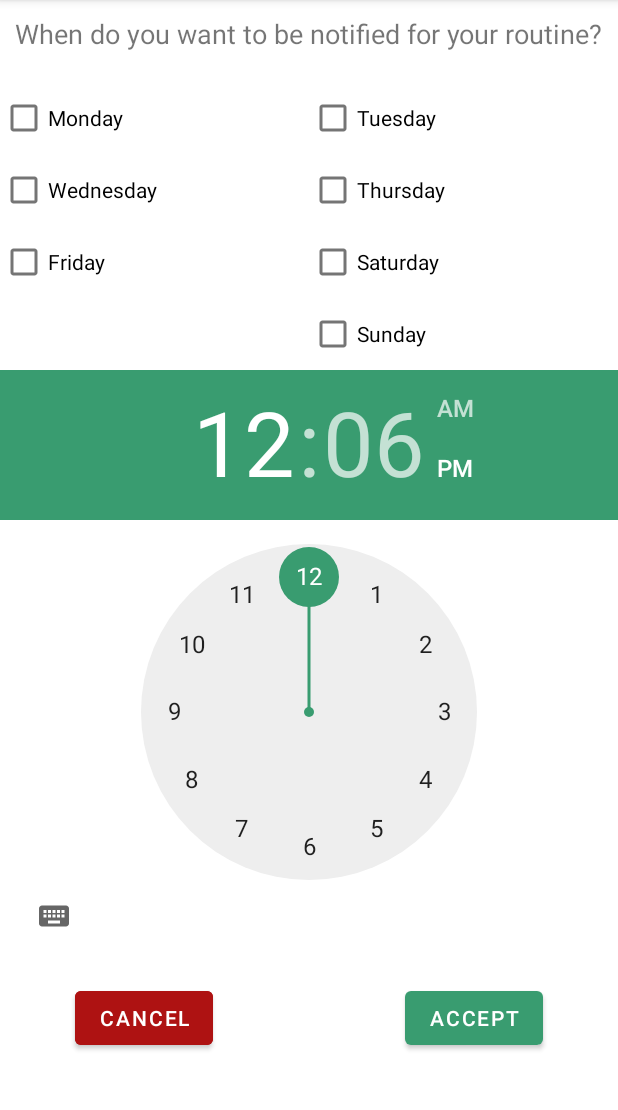
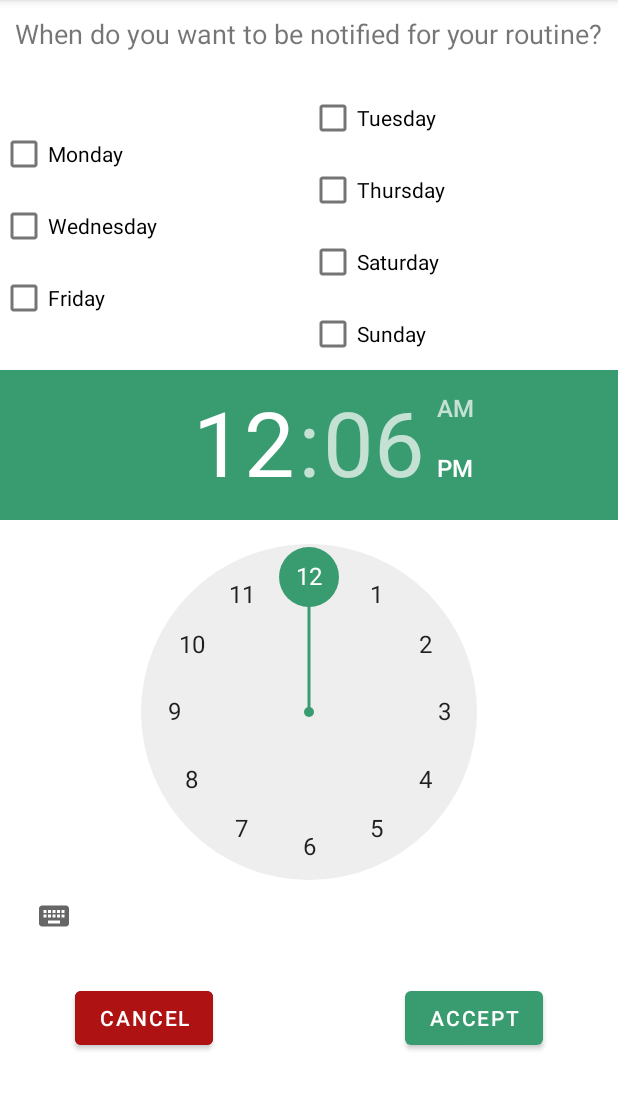
Before and after one commit to JuanOriana/fithub-mobile, an Android app: the NotificationActivity screen opened directly, with no data from a screen before it, on a phone screen of 412 x 824 dp, the part 84-1194 px from its top. Run offline under Robolectric (Android 15) with nearby library versions, the phone set to English and light mode, and no system bars; network calls fail.

Commit message:
Notif fixed (GET REPEATING NOW)

```diff
--- a/app/src/main/java/com/example/fithub_mobile/NotificationActivity.java
+++ b/app/src/main/java/com/example/fithub_mobile/NotificationActivity.java
@@ -51,22 +51,25 @@ public class NotificationActivity extends AppCompatActivity {
         Button acceptBtn = findViewById(R.id.accept_btn);
         TimePicker tp = findViewById(R.id.notif_tp);
         days = new CheckBox[7];
-        days[0] = findViewById(R.id.checkBox_mon);
-        days[1] = findViewById(R.id.checkBox_tue);
-        days[2] = findViewById(R.id.checkBox_wed);
-        days[3] = findViewById(R.id.checkBox_thu);
-        days[4] = findViewById(R.id.checkBox_fri);
-        days[5] = findViewById(R.id.checkBox_sat);
-        days[6] = findViewById(R.id.checkBox_sun);
+        days[0] = findViewById(R.id.checkBox_sun);
+        days[1] = findViewById(R.id.checkBox_mon);
+        days[2] = findViewById(R.id.checkBox_tue);
+        days[3] = findViewById(R.id.checkBox_wed);
+        days[4] = findViewById(R.id.checkBox_thu);
+        days[5] = findViewById(R.id.checkBox_fri);
+        days[6] = findViewById(R.id.checkBox_sat);
+
 
         acceptBtn.setOnClickListener(v->{
             Calendar calendar = Calendar.getInstance();
             AlarmManager alarmManager = (AlarmManager) getSystemService(ALARM_SERVICE);
 
-            for (int i = 0; i < 7; i ++){
+            for (int i = 0; i < 7; i++){
                 if (days[i].isChecked()){
                     calendar.setTimeInMillis(System.currentTimeMillis());
-                    calendar.set(Calendar.DAY_OF_WEEK,i+1);
+                    int today = calendar.get(Calendar.DAY_OF_WEEK);
+                    int diff = (7 + (i+1) - today ) % 7;
+                    calendar.add(Calendar.DATE,diff);
                     calendar.set(Calendar.HOUR_OF_DAY, tp.getHour());
                     calendar.set(Calendar.MINUTE, tp.getMinute());
                     Intent pending = new Intent( this, NotifyHandlerReceiver.class );
@@ -77,8 +80,7 @@ public class NotificationActivity extends AppCompatActivity {
                             42+i,
                             pending,
                             0);
-                    alarmManager.setRepeating(AlarmManager.RTC_WAKEUP, calendar.getTimeInMillis(),
-                            AlarmManager.INTERVAL_DAY * 7, pendingNotifyIntent);
+                    alarmManager.set(AlarmManager.RTC_WAKEUP, calendar.getTimeInMillis(), pendingNotifyIntent);
                 }
             }
 
--- a/app/src/main/java/com/example/fithub_mobile/NotifyHandlerReceiver.java
+++ b/app/src/main/java/com/example/fithub_mobile/NotifyHandlerReceiver.java
@@ -39,8 +39,8 @@ public class NotifyHandlerReceiver extends BroadcastReceiver {
                 .setSmallIcon(R.drawable.fav_full)
                 .setAutoCancel(true)
                 .setContentIntent(resultPendingIntent);
-        NotificationManager managerCompat  = (NotificationManager)context.getSystemService(Context. NOTIFICATION_SERVICE );
-        managerCompat.notify(id,builder.build());
+        NotificationManager managerCompat  = (NotificationManager)context.getSystemService(Context.NOTIFICATION_SERVICE );
+        managerCompat.notify(42,builder.build());
 
     }
 }
--- a/app/src/main/java/com/example/fithub_mobile/excercise/LastlyExecutedCard.java
+++ b/app/src/main/java/com/example/fithub_mobile/excercise/LastlyExecutedCard.java
@@ -25,6 +25,7 @@ public class LastlyExecutedCard extends MaterialCardView {
             Intent i = new Intent(Intent.ACTION_VIEW);
             i.setData(Uri.parse("http://fithub.com/routine?id=" + id));
             i.setPackage("com.example.fithub_mobile");
+            i.setFlags(Intent.FLAG_ACTIVITY_NEW_TASK | Intent.FLAG_ACTIVITY_CLEAR_TASK);
             getContext().startActivity(i);
         });
     }
--- a/app/src/main/res/layout/activity_notif.xml
+++ b/app/src/main/res/layout/activity_notif.xml
@@ -4,23 +4,21 @@
     xmlns:tools="http://schemas.android.com/tools"
     android:layout_width="fill_parent"
     android:layout_height="fill_parent"
-    android:gravity="center"
     android:orientation="vertical">
     <androidx.constraintlayout.widget.ConstraintLayout
         android:id="@+id/linearLayout1"
         android:layout_width="fill_parent"
         android:layout_height="wrap_content"
-        android:gravity="center"
         android:orientation="vertical" >
 
         <TextView
             android:id="@+id/current_title"
             android:layout_width="wrap_content"
             android:layout_height="wrap_content"
-            android:layout_marginStart="10dp"
             android:layout_marginTop="10dp"
+            android:text="@string/when_do_you_want_to_be_notified_for_your_routine"
             android:textSize="18sp"
-            android:text="@string/when_do_you_want_to_be_notified_for_your_routine"
+            app:layout_constraintEnd_toEndOf="parent"
             app:layout_constraintStart_toStartOf="parent"
             app:layout_constraintTop_toTopOf="parent" />
 
@@ -37,11 +35,13 @@
 
         <LinearLayout
             android:id="@+id/linearLayout2"
-            android:layout_width="match_parent"
+            android:layout_width="0dp"
             android:layout_height="wrap_content"
             android:layout_marginTop="20dp"
             android:orientation="horizontal"
-            app:layout_constraintStart_toStartOf="@id/current_title"
+            android:gravity="center"
+            app:layout_constraintEnd_toEndOf="parent"
+            app:layout_constraintStart_toStartOf="parent"
             app:layout_constraintTop_toBottomOf="@+id/current_title">
 
             <LinearLayout
@@ -103,10 +103,11 @@
 
         <TimePicker
             android:id="@+id/notif_tp"
-            android:layout_width="wrap_content"
+            android:layout_width="0dp"
             android:layout_height="wrap_content"
+            app:layout_constraintEnd_toEndOf="parent"
             app:layout_constraintStart_toStartOf="parent"
-            app:layout_constraintTop_toBottomOf="@+id/linearLayout2"/>
+            app:layout_constraintTop_toBottomOf="@+id/linearLayout2" />
 
         <Button
             android:id="@+id/accept_btn"
--- a/app/src/main/res/layout/content_scrolling.xml
+++ b/app/src/main/res/layout/content_scrolling.xml
@@ -54,7 +54,7 @@
             android:layout_height="40dp"
             android:layout_marginEnd="10dp"
             android:background="@drawable/qr"
-            android:backgroundTint="@color/fithub_green_darkest"
+            android:backgroundTint="@color/fithub_green"
             app:layout_constraintBottom_toBottomOf="@+id/rating_bar_routine_view"
             app:layout_constraintEnd_toEndOf="parent"
             app:layout_constraintTop_toTopOf="@+id/rating_bar_routine_view" />
@@ -65,7 +65,7 @@
             android:layout_height="40dp"
             android:layout_marginEnd="10dp"
             android:background="@drawable/calendar"
-            android:backgroundTint="@color/fithub_green_darkest"
+            android:backgroundTint="@color/fithub_green"
             app:layout_constraintBottom_toBottomOf="@+id/qr_btn"
             app:layout_constraintEnd_toStartOf="@+id/qr_btn"
             app:layout_constraintTop_toTopOf="@+id/qr_btn" />
```
Also changed, not shown: app/src/main/java/com/example/fithub_mobile/routine/RoutineActivity.java (+18 -6 lines), app/src/main/res/layout-land/activity_routine.xml (deleted, +0 -105 lines), app/src/main/res/layout-land/content_scrolling.xml (deleted, +0 -21 lines), app/src/main/res/layout-land/fragment_profile.xml (+19 -17 lines).
